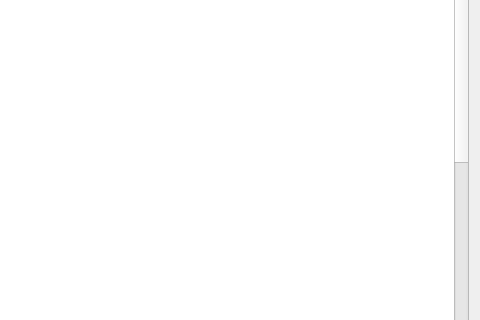
nie11kun/HorizonJuicerCreator, file about.ui: the form before one commit; both pictures show x 820 to 1300 and y 170 to 490 of the 1300 by 689 pixel window.
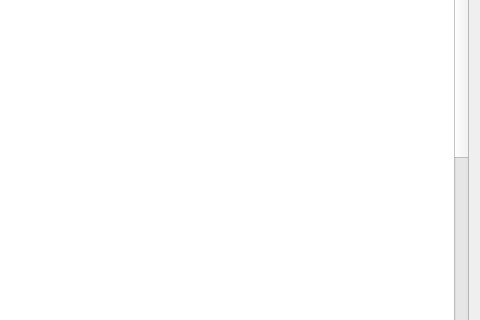
The form after the commit.

```diff
--- a/about.ui
+++ b/about.ui
@@ -106,7 +106,8 @@
 &lt;p style=&quot; margin-top:0px; margin-bottom:0px; margin-left:0px; margin-right:0px; -qt-block-indent:0; text-indent:0px;&quot;&gt;&lt;span style=&quot; font-family:'MS Shell Dlg 2'; font-size:13pt;&quot;&gt;  -工艺界面粗磨量自动计算：变量表修改TECHNOLOGY[233]=1&lt;/span&gt;&lt;/p&gt;
 &lt;p style=&quot; margin-top:0px; margin-bottom:0px; margin-left:0px; margin-right:0px; -qt-block-indent:0; text-indent:0px;&quot;&gt;&lt;span style=&quot; font-family:'MS Shell Dlg 2'; font-size:13pt;&quot;&gt;  -自动对刀测量是否二次慢速检测(0否1是) 变量表修改INI[159]=1&lt;/span&gt;&lt;/p&gt;
 &lt;p style=&quot; margin-top:0px; margin-bottom:0px; margin-left:0px; margin-right:0px; -qt-block-indent:0; text-indent:0px;&quot;&gt;&lt;span style=&quot; font-family:'MS Shell Dlg 2'; font-size:13pt;&quot;&gt;  -内螺纹反向孔倒角界面开启：变量表修改INI[21]=1 (磨削界面显示)&lt;/span&gt;&lt;/p&gt;
-&lt;p style=&quot; margin-top:0px; margin-bottom:0px; margin-left:0px; margin-right:0px; -qt-block-indent:0; text-indent:0px;&quot;&gt;&lt;span style=&quot; font-family:'MS Shell Dlg 2'; font-size:13pt;&quot;&gt;  -跳过修整中每20次重新运行砂轮转速子程序：变量表修改INI[111]=1&lt;/span&gt;&lt;/p&gt;&lt;/body&gt;&lt;/html&gt;</string>
+&lt;p style=&quot; margin-top:0px; margin-bottom:0px; margin-left:0px; margin-right:0px; -qt-block-indent:0; text-indent:0px;&quot;&gt;&lt;span style=&quot; font-family:'MS Shell Dlg 2'; font-size:13pt;&quot;&gt;  -跳过修整中每20次重新运行砂轮转速子程序：变量表修改INI[111]=1&lt;/span&gt;&lt;/p&gt;
+&lt;p style=&quot; margin-top:0px; margin-bottom:0px; margin-left:0px; margin-right:0px; -qt-block-indent:0; text-indent:0px;&quot;&gt;&lt;span style=&quot; font-family:'MS Shell Dlg 2'; font-size:13pt;&quot;&gt;  -内螺纹螺旋退出方式(0退到中心/1后退固定距离)：变量表修改TECHNOLOGY[234] (需先切换到螺旋退出)&lt;/span&gt;&lt;/p&gt;&lt;/body&gt;&lt;/html&gt;</string>
      </property>
     </widget>
    </item>
```
